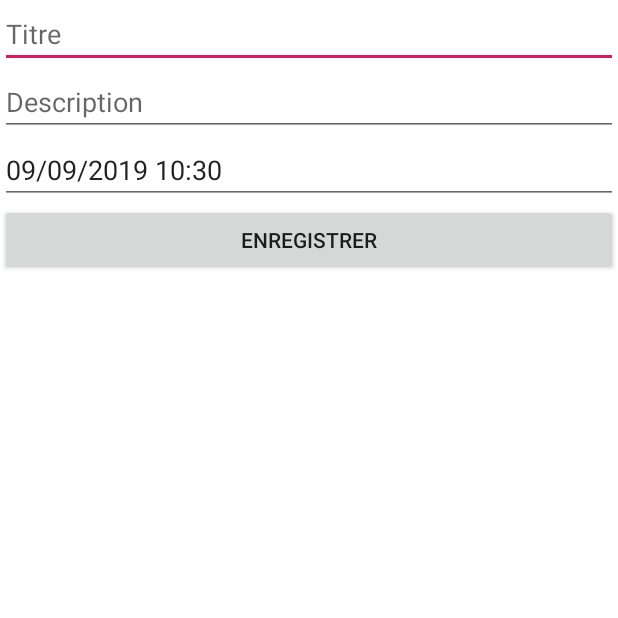
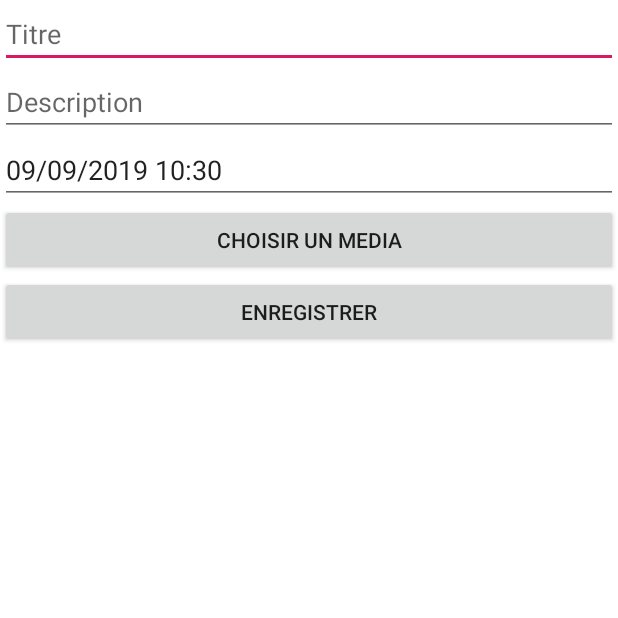
Before and after one commit to azze-r/Safar-Tour, an Android app: the fragment MediaFormFragment shown on its own in the app's theme, on a phone screen of 412 x 824 dp, the top half of it. Run offline under Robolectric (Android 15) with nearby library versions, the phone set to English and light mode, and no system bars.

Commit message:
media button on form

```diff
--- a/app/src/main/res/layout/media_form_fragment.xml
+++ b/app/src/main/res/layout/media_form_fragment.xml
@@ -22,7 +22,10 @@
         android:layout_height="wrap_content"
         android:ems="10"
         android:inputType="date" />
-
+    <Button
+        android:layout_width="match_parent"
+        android:layout_height="wrap_content"
+        android:text="@string/load_media"/>
     <Button
         android:layout_width="match_parent"
         android:layout_height="wrap_content"
--- a/app/src/main/res/values/strings.xml
+++ b/app/src/main/res/values/strings.xml
@@ -7,4 +7,5 @@
     <string name="save">Enregistrer</string>
     <string name="media_form">Add media</string>
     <string name="format_date">dd/MM/yyyy HH:mm</string>
+    <string name="load_media">choisir un media</string>
 </resources>
```
